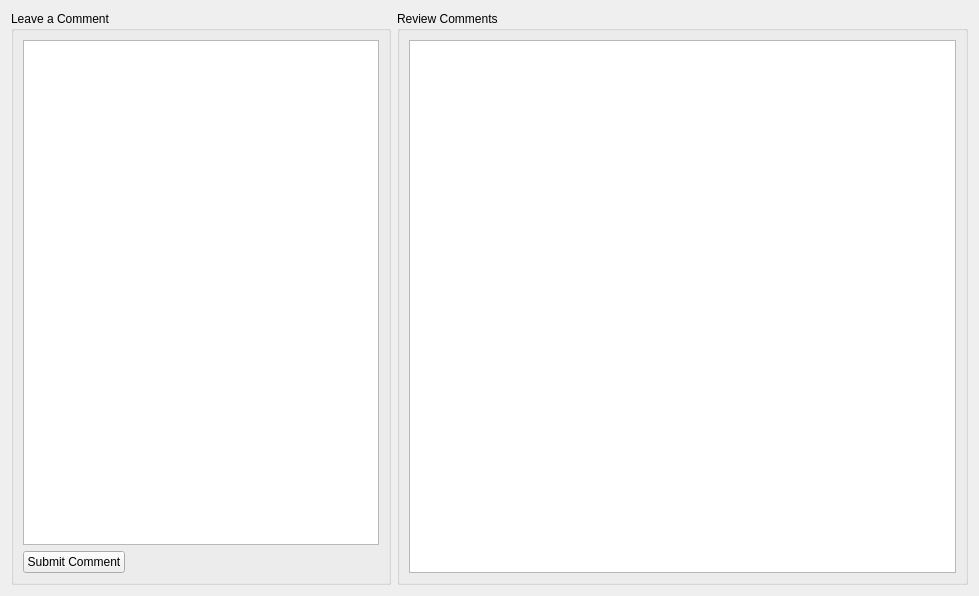
Old version of the form ui/flts/workflow_manager/ui_comment_manager.ui in the repository gltn/stdm.
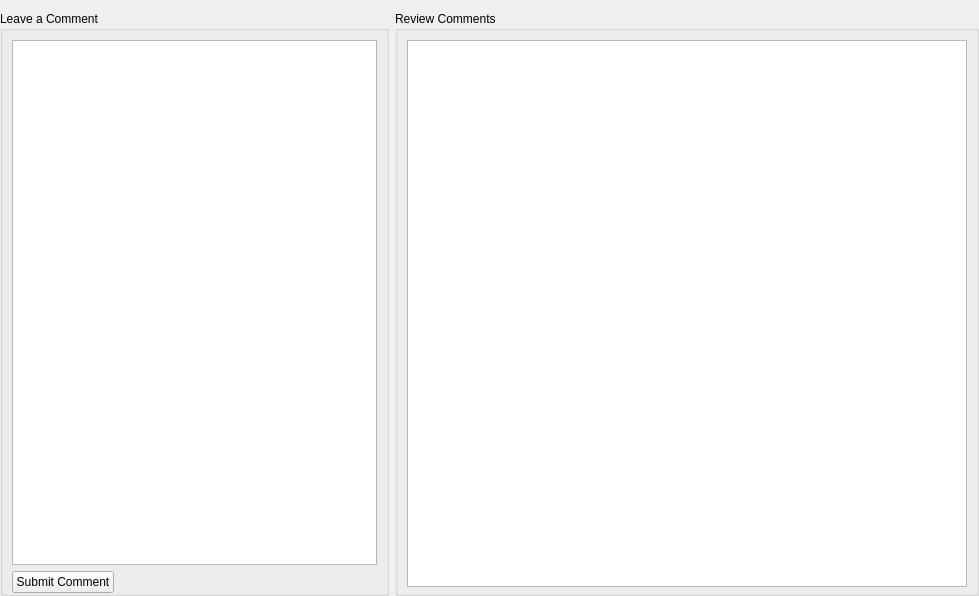
New version of the form.

Commit message: Added pagination widget

What changed in the file:
```diff
--- a/ui/flts/workflow_manager/ui_comment_manager.ui
+++ b/ui/flts/workflow_manager/ui_comment_manager.ui
@@ -14,6 +14,15 @@
    <string>Form</string>
   </property>
   <layout class="QHBoxLayout" name="horizontalLayout_3">
+   <property name="leftMargin">
+    <number>0</number>
+   </property>
+   <property name="rightMargin">
+    <number>0</number>
+   </property>
+   <property name="bottomMargin">
+    <number>0</number>
+   </property>
    <item>
     <layout class="QHBoxLayout" name="horizontalLayout_2" stretch="4,6">
      <item>
@@ -28,6 +37,9 @@
         <bool>false</bool>
        </property>
        <layout class="QVBoxLayout" name="verticalLayout">
+        <property name="bottomMargin">
+         <number>0</number>
+        </property>
         <item>
          <widget class="QTextEdit" name="newCommentTextEdit"/>
         </item>
@@ -64,11 +76,30 @@
         <string>Review Comments</string>
        </property>
        <layout class="QVBoxLayout" name="verticalLayout_2">
+        <property name="leftMargin">
+         <number>9</number>
+        </property>
+        <property name="topMargin">
+         <number>9</number>
+        </property>
+        <property name="rightMargin">
+         <number>9</number>
+        </property>
+        <property name="bottomMargin">
+         <number>0</number>
+        </property>
         <item>
          <widget class="QTextEdit" name="oldCommentTextEdit"/>
         </item>
         <item>
-         <layout class="QHBoxLayout" name="horizontalLayout_4"/>
+         <widget class="QFrame" name="paginationFrame">
+          <property name="frameShape">
+           <enum>QFrame::StyledPanel</enum>
+          </property>
+          <property name="frameShadow">
+           <enum>QFrame::Raised</enum>
+          </property>
+         </widget>
         </item>
        </layout>
       </widget>
```
The commit also changes 6 other files.
